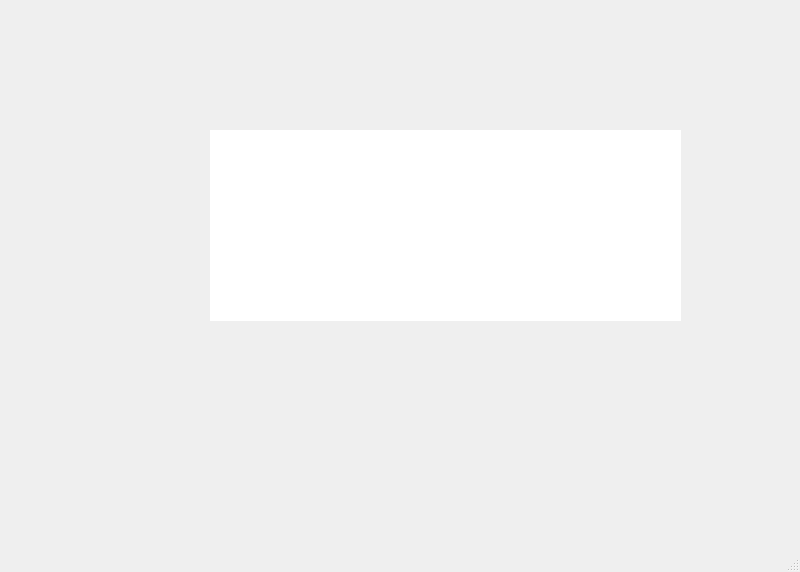
This is uis/test.ui in pavdmit/sl2 as Qt 5 draws it before an edit. The edited form follows.
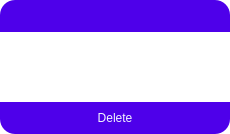
This is the edited form.

Diff of the .ui file:
```diff
--- a/uis/test.ui
+++ b/uis/test.ui
@@ -1,50 +1,110 @@
 <?xml version="1.0" encoding="UTF-8"?>
 <ui version="4.0">
- <class>MainWindow</class>
- <widget class="QMainWindow" name="MainWindow">
+ <class>Form</class>
+ <widget class="QWidget" name="Form">
   <property name="geometry">
    <rect>
     <x>0</x>
     <y>0</y>
-    <width>800</width>
-    <height>572</height>
+    <width>230</width>
+    <height>134</height>
    </rect>
   </property>
   <property name="windowTitle">
    <string>MainWindow</string>
   </property>
-  <widget class="QWidget" name="centralwidget">
-   <widget class="QFrame" name="frame">
-    <property name="geometry">
-     <rect>
-      <x>210</x>
-      <y>130</y>
-      <width>471</width>
-      <height>191</height>
-     </rect>
-    </property>
-    <property name="styleSheet">
-     <string notr="true">background-color: rgb(255, 255, 255);</string>
-    </property>
-    <property name="frameShape">
-     <enum>QFrame::NoFrame</enum>
-    </property>
-    <property name="frameShadow">
-     <enum>QFrame::Raised</enum>
-    </property>
-   </widget>
-  </widget>
-  <widget class="QMenuBar" name="menubar">
+  <property name="styleSheet">
+   <string notr="true">background-color: rgb(255, 255, 255);
+border-radius:15ptx;</string>
+  </property>
+  <widget class="QFrame" name="frame">
    <property name="geometry">
     <rect>
      <x>0</x>
      <y>0</y>
-     <width>800</width>
-     <height>24</height>
+     <width>230</width>
+     <height>134</height>
     </rect>
    </property>
+   <property name="frameShape">
+    <enum>QFrame::NoFrame</enum>
+   </property>
+   <property name="frameShadow">
+    <enum>QFrame::Raised</enum>
+   </property>
+   <widget class="QPushButton" name="title_and_save_btn">
+    <property name="geometry">
+     <rect>
+      <x>0</x>
+      <y>0</y>
+      <width>230</width>
+      <height>32</height>
+     </rect>
+    </property>
+    <property name="styleSheet">
+     <string notr="true">QPushButton {
+background-color: rgb(78, 0, 234);
+color:rgb(243,247,254);
+border: 0px solid;
+border-top-left-radius: 15px;
+border-top-right-radius: 15px;
+font: 20pt &quot;Andale Mono&quot; ;
+
+}
+QPushButton:hover {
+background-color: rgb(254, 204, 102);
+color:rgb(59, 146, 212);
+}</string>
+    </property>
+    <property name="text">
+     <string/>
+    </property>
+   </widget>
+   <widget class="QTextEdit" name="note_text">
+    <property name="geometry">
+     <rect>
+      <x>0</x>
+      <y>32</y>
+      <width>230</width>
+      <height>70</height>
+     </rect>
+    </property>
+    <property name="styleSheet">
+     <string notr="true">background-color: rgb(255, 255, 255);</string>
+    </property>
+    <property name="frameShape">
+     <enum>QFrame::NoFrame</enum>
+    </property>
+   </widget>
+   <widget class="QPushButton" name="finish_task_btn">
+    <property name="geometry">
+     <rect>
+      <x>0</x>
+      <y>102</y>
+      <width>230</width>
+      <height>32</height>
+     </rect>
+    </property>
+    <property name="styleSheet">
+     <string notr="true">QPushButton {
+background-color: rgb(78, 0, 234);
+color:rgb(243,247,254);
+border: 0px solid;
+border-bottom-left-radius: 15px;
+border-bottom-right-radius: 15px;
+font: 20pt &quot;Andale Mono&quot; ;
+
+}
+QPushButton:hover {
+background-color: rgb(254, 204, 102);
+color:rgb(59, 146, 212);
+}</string>
+    </property>
+    <property name="text">
+     <string>Delete</string>
+    </property>
+   </widget>
   </widget>
-  <widget class="QStatusBar" name="statusbar"/>
  </widget>
  <resources/>
  <connections/>
```
Left out of the diff: 2 changed lines with no effect on the pictures.
